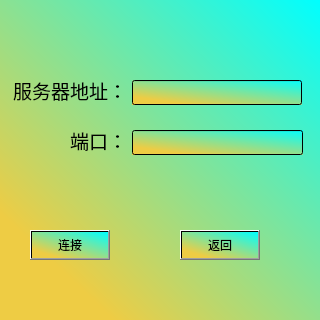
First picture: the form in tcp_dialog.ui, repository SWX-TJ/RobotVisionClient, before the edit.
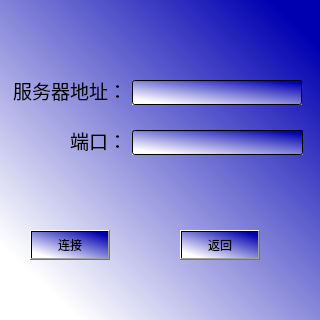
Second picture: the form after the edit.

```diff
--- a/tcp_dialog.ui
+++ b/tcp_dialog.ui
@@ -14,7 +14,7 @@
    <string>Dialog</string>
   </property>
   <property name="styleSheet">
-   <string notr="true">background-color: qlineargradient(spread:pad, x1:0.199, y1:0.852273, x2:1, y2:0, stop:0 rgba(238, 204, 68, 255), stop:1 rgba(0, 255, 255, 255));
+   <string notr="true">background-color: qlineargradient(spread:pad, x1:0.136, y1:0.892, x2:0.920455, y2:0.074, stop:0 rgba(255, 255, 255, 255), stop:1 rgba(0, 0, 177, 255));
 font: 14pt &quot;华文新魏&quot;;</string>
   </property>
   <widget class="QLabel" name="server_label">
```
